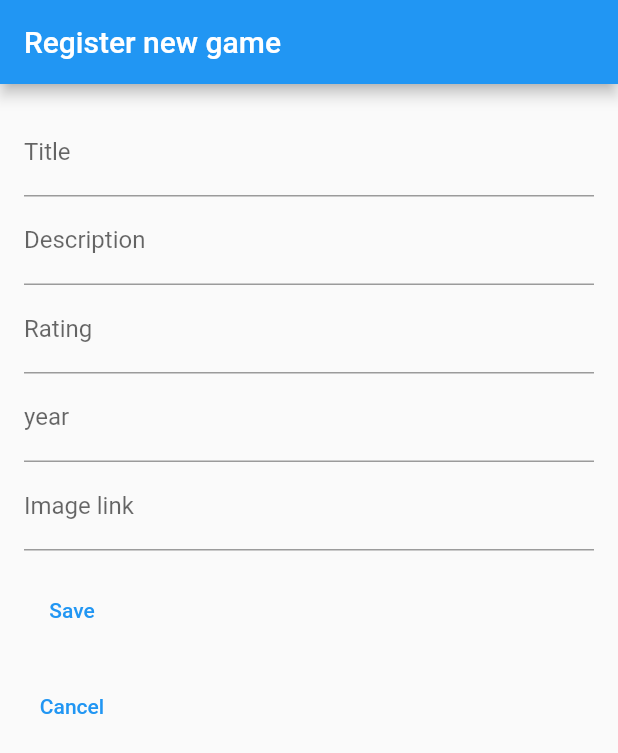
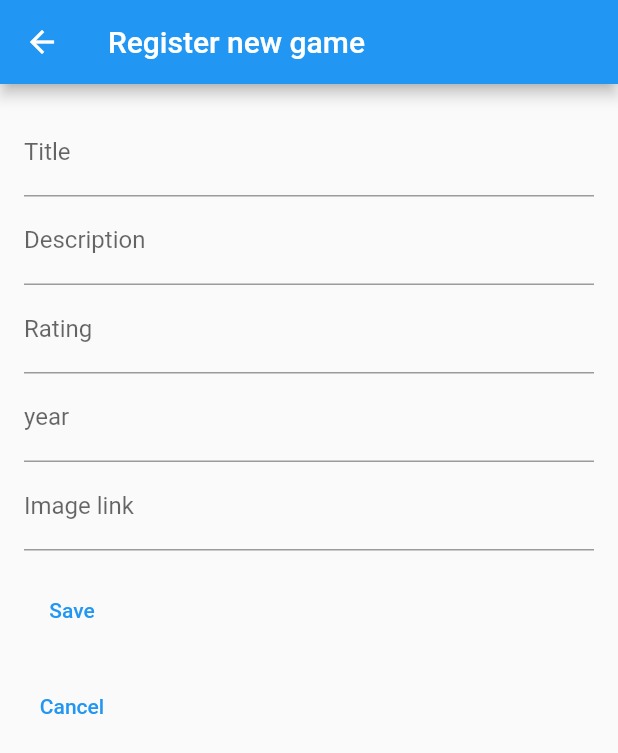
Before and after one commit to MrCooper0020/my-game-library, a Flutter app: the MyLibrary screen opened directly, after a tap on the "library add" icon, on a phone screen of 412 x 824 dp. Shown: the top 753 px of the screen. Run offline on Flutter 3.47's test engine with Material 2 defaults, Android fonts, the phone set to English and light mode, and no system bars; our stand-ins replace firebase_core, floor, sqflite; accounts and stored records are empty; generated files the repository leaves out were written again; network calls fail.

```diff
--- a/lib/src/screen/my_library.dart
+++ b/lib/src/screen/my_library.dart
@@ -1,5 +1,5 @@
 import 'package:flutter/material.dart';
-import 'package:my_city/src/screen/register.dart';
+import 'package:my_city/src/screen/register_game.dart';
 import 'package:my_city/src/widget/library_list.dart';
 
 import '../data/database/app_database.dart';
@@ -31,15 +31,10 @@ class _MyLibraryState extends State<MyLibrary> {
     loadDB();
   }
 
-  @override
-  Widget build(BuildContext context) {
-
-    loadDB(); // to make delete button works
-
   void _registerNewGame(){
     Future registerResponse = Navigator.push(
       context,
-        MaterialPageRoute(builder: (context) => Register()),
+      MaterialPageRoute(builder: (context) => RegisterGame()),
     );
 
     registerResponse.then((game) async {
@@ -56,11 +51,16 @@ class _MyLibraryState extends State<MyLibrary> {
     });
   }
 
+  @override
+  Widget build(BuildContext context) {
+
+    loadDB(); // to make delete button works
+
+
+
     return Scaffold(
-      body: Scaffold(
       body: ListView(
         children: games.where((game) => true).map((game) => getGamesList(game, context, setState)).toList()
-        ),
       ),
       floatingActionButton: FloatingActionButton(
         onPressed: _registerNewGame,
--- /dev/null
+++ b/lib/src/screen/register_game.dart
@@ -0,0 +1,130 @@
+import 'package:flutter/material.dart';
+
+import '../data/model/game.dart';
+
+class RegisterGame extends StatelessWidget {
+  RegisterGame({Key? key}) : super(key: key);
+
+  final _formKey = GlobalKey<FormState>();
+  final TextEditingController _titleController = TextEditingController();
+  final TextEditingController _descriptionController = TextEditingController();
+  final TextEditingController _ratingController = TextEditingController();
+  final TextEditingController _yearController = TextEditingController();
+  final TextEditingController _imageController = TextEditingController();
+
+  @override
+  Widget build(BuildContext context) {
+    return Scaffold(
+          appBar: AppBar(
+            title: const Text('Register new game'),
+          ),
+          body: SingleChildScrollView(
+            child: Padding(
+                padding: const EdgeInsets.all(16),
+                child: Form(
+                  key: _formKey,
+                  child: Column(
+                    crossAxisAlignment: CrossAxisAlignment.start,
+                    children: <Widget>[
+                      TextFormField(
+                        decoration: const InputDecoration(
+                            hintText: "Title",
+                            labelText: "Title"
+                        ),
+                        controller: _titleController,
+                        validator: (value) {
+                          if (value!.isEmpty) {
+                            return 'Please, insert a game title';
+                          }
+                          return null;
+                        },
+                      ),
+                      TextFormField(
+                        decoration: const InputDecoration(
+                            hintText: "Description",
+                            labelText: "Description"
+                        ),
+                        controller: _descriptionController,
+                        validator: (value) {
+                          if (value!.isEmpty) {
+                            return 'Please, insert a game description';
+                          }
+                          return null;
+                        },
+                      ),
+                      TextFormField(
+                        decoration: const InputDecoration(
+                            hintText: "Rating",
+                            labelText: "Rating"
+                        ),
+                        controller: _ratingController,
+                        validator: (value) {
+                          if (value!.isEmpty) {
+                            return 'Please, insert a number';
+                          } else if (int.parse(value) < 0 && int.parse(value) > 10 ) {
+                            return 'Rating have to be minimum 1 and maximum 10';
+                          }
+                          return null;
+                        },
+                      ),
+                      TextFormField(
+                        decoration: const InputDecoration(
+                            hintText: "Year",
+                            labelText: "year"
+                        ),
+                        controller: _yearController,
+                        validator: (value) {
+                          if (value!.isEmpty || int.parse(value) <= 1800 || value.length != 4) {
+                            return 'Please, insert a valid year';
+                          }
+                          return null;
+                        },
+                      ),
+                      TextFormField(
+                        decoration: const InputDecoration(
+                            hintText: "Image link",
+                            labelText: "Image link"
+                        ),
+                        controller: _imageController,
+                        validator: (value) {
+                          if (value!.isEmpty) {
+                            return 'Please, insert a valid image link';
+                          }
+                          return null;
+                        },
+                      ),
+                      Padding(
+                        padding: const EdgeInsets.only(top: 16.0),
+                        child: TextButton(
+                          onPressed: () {
+                            if (_formKey.currentState!.validate()) {
+                              Game game = Game(
+                                  _titleController.text,
+                                  _descriptionController.text,
+                                  int.parse(_ratingController.text),
+                                  int.parse(_yearController.text),
+                                  _imageController.text
+                              );
+                              Navigator.pop(context, game);
+                            }
+                          },
+                          child: const Text('Save'),
+                        ),
+                      ),
+                      Padding(
+                        padding: const EdgeInsets.only(top: 16.0),
+                        child: TextButton(
+                          onPressed: () {
+                            Navigator.pop(context, null);
+                          },
+                          child: const Text('Cancel'),
+                        ),
+                      ),
+                    ],
+                  ),
+                )
+            ),
+          )
+        );
+  }
+}
--- a/pubspec.yaml
+++ b/pubspec.yaml
@@ -36,6 +36,8 @@ dependencies:
   cupertino_icons: ^1.0.2
   floor:
   sqflite:
+  firebase_core: ^2.1.1
+  get:
 
 dev_dependencies:
   flutter_test:
```
Also changed, not shown: lib/main.dart (+8 -1 lines), lib/src/screen/home.dart (+38 -25 lines), lib/src/screen/login.dart (+9 -0 lines), lib/src/screen/register_account.dart (added, +131 -0 lines), lib/src/screen/settings.dart (added, +18 -0 lines), lib/src/screen/start.dart (+54 -11 lines), lib/firebase_options.dart (added), pubspec.lock, 4 other files. Lines whose indentation alone changed are shown as unchanged.
